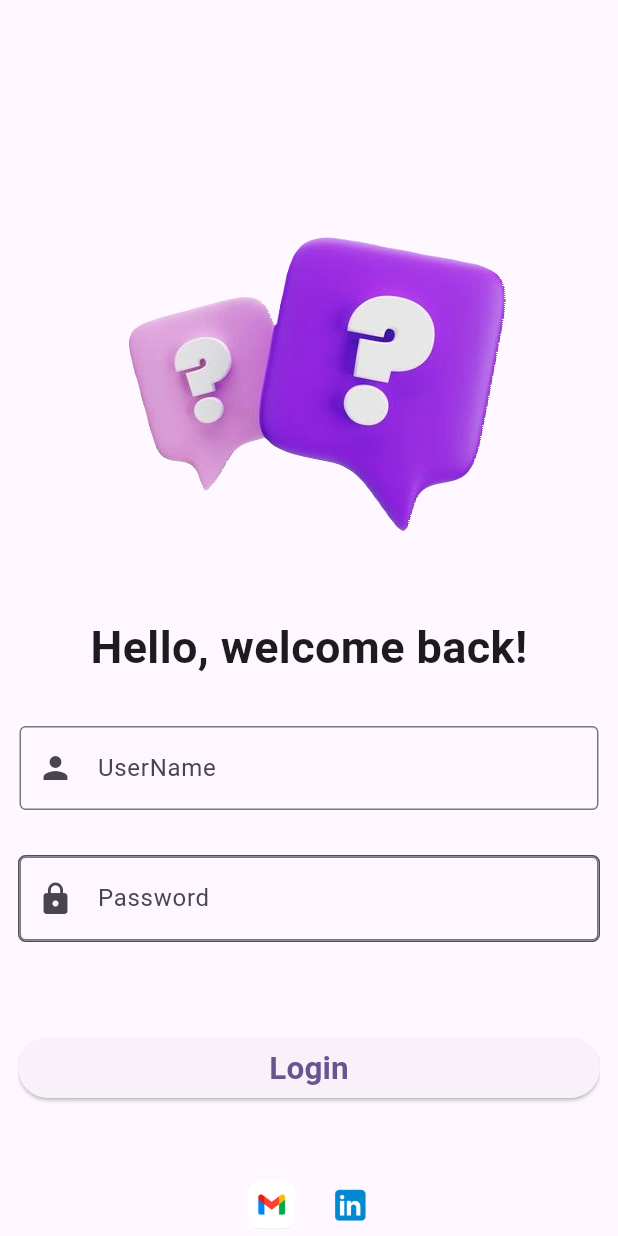
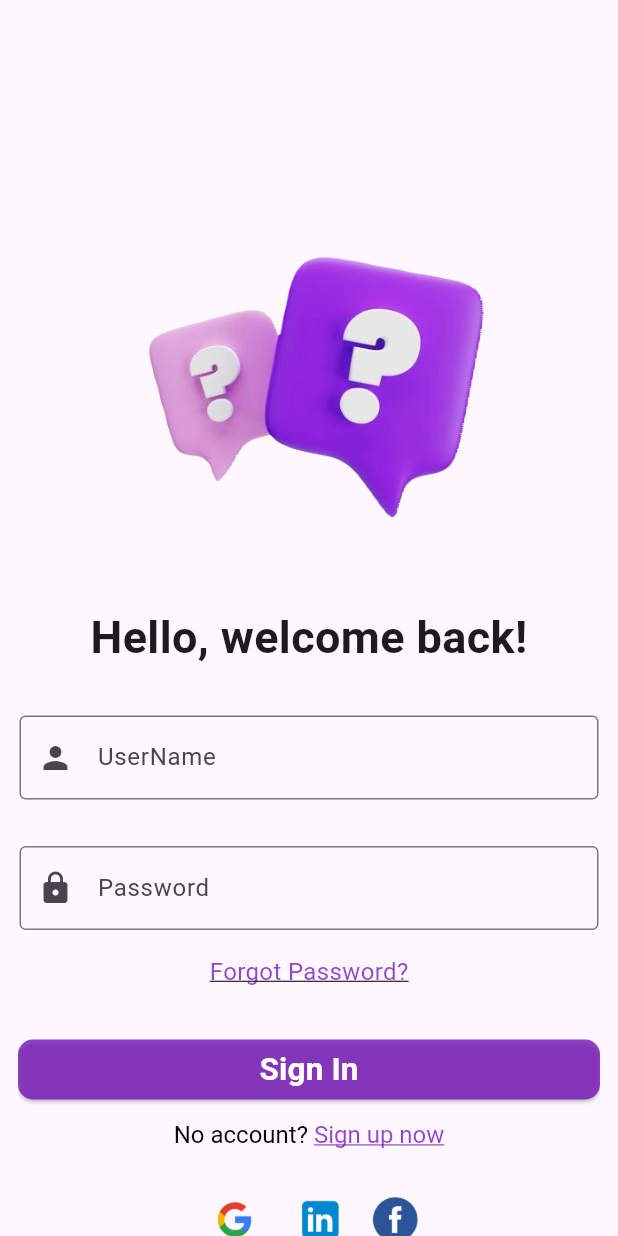
Before and after one commit to Shatha-Alharthi/Quiz_app_by_Flutter, a Flutter app: the LoginScreen screen opened directly, on a phone screen of 412 x 824 dp. Run offline on Flutter 3.47's test engine with Material 3 defaults, Android fonts, the phone set to English and light mode, and no system bars; Roboto replaces fonts that are missing (Joan, RumRaisin).

Commit message:
edit login screen

```diff
--- a/lib/main.dart
+++ b/lib/main.dart
@@ -1,9 +1,5 @@
 import 'package:flutter/material.dart';
-import 'package:flutter_application_1/screens/results.dart';
 import 'package:flutter_application_1/screens/splashscreen.dart';
-import 'package:flutter_application_1/screens/login.dart';
-import 'package:flutter_application_1/screens/catagory_screen.dart';
-import 'package:flutter_application_1/screens/questions.dart';
 
 void main() {
   runApp(const MyApp());
--- a/lib/screens/login.dart
+++ b/lib/screens/login.dart
@@ -1,12 +1,9 @@
-import 'package:flutter/cupertino.dart';
 import 'package:flutter/material.dart';
-import 'package:flutter/widgets.dart';
 import 'package:flutter_application_1/screens/catagory_screen.dart';
 import 'package:flutter_application_1/utils/global_variable.dart';
 
 class LoginScreen extends StatelessWidget {
   LoginScreen({Key? key}) : super(key: key);
-
   final _formKey = GlobalKey<FormState>();
 
   @override
@@ -21,15 +18,15 @@ class LoginScreen extends StatelessWidget {
               crossAxisAlignment: CrossAxisAlignment.center,
               children: [
                 SizedBox(
-                  height: 80,
+                  height: 85,
                 ),
                 Image.asset(
                   "assets/logo.png",
                   height: 300,
-                  width: 300,
+                  width: 266,
                 ),
                 SizedBox(
-                  height: 30,
+                  height: 18,
                 ),
                 Text(
                   "Hello, welcome back!",
@@ -43,7 +40,6 @@ class LoginScreen extends StatelessWidget {
                 SizedBox(
                   height: 30,
                 ),
-
                 Container(
                   decoration: BoxDecoration(
                     border: Border.all(color: Color.fromARGB(255, 255, 255, 255)),
@@ -73,7 +69,7 @@ class LoginScreen extends StatelessWidget {
                 ),
                 Container(
                   decoration: BoxDecoration(
-                    border: Border.all(color: Color.fromARGB(255, 80, 79, 79)),
+                    border: Border.all(color: Color.fromARGB(255, 255, 255, 255)),
                     borderRadius: BorderRadius.circular(5.0),
                   ),
                   child: TextFormField(
@@ -90,12 +86,29 @@ class LoginScreen extends StatelessWidget {
                   ),
                 ),
                 SizedBox(
-                  height: 60,
+                  height: 15,
+                ),
+                Text(
+                  "Forgot Password?",
+                  style: TextStyle(
+                    fontSize: 16.0,
+                    color: Color.fromARGB(200, 118, 20, 184),
+                    decoration: TextDecoration.underline,
+                  ),
+                ),
+                SizedBox(
+                  height: 30,
                 ),
                 Row(
                   children: [
                     Expanded(
                       child: ElevatedButton(
+                        style: ElevatedButton.styleFrom(
+                          shape: RoundedRectangleBorder(
+                            borderRadius: BorderRadius.circular(10.0),
+                          ),
+                          backgroundColor: Color.fromARGB(200, 118, 20, 184), // Change to your desired color
+                        ),
                         onPressed: () {
                           if (_formKey.currentState!.validate()) {
                             Navigator.push(
@@ -107,11 +120,12 @@ class LoginScreen extends StatelessWidget {
                           }
                         },
                         child: Text(
-                          "Login",
+                          "Sign In",
                           style: TextStyle(
                             fontSize: 21.0,
-                            fontFamily: 'RumRaisin',
+                            fontFamily: 'Joan',
                             fontWeight: FontWeight.bold,
+                            color: Color.fromARGB(255, 255, 255, 255),
                           ),
                         ),
                       ),
@@ -119,20 +133,47 @@ class LoginScreen extends StatelessWidget {
                   ],
                 ),
                 SizedBox(
-                  height: 40,
+                  height: 10,
+                ),
+                RichText(
+                  text: TextSpan(
+                    text: "No account? ",
+                    style: TextStyle(
+                      fontSize: 16.0,
+                      color: Colors.black,
+                    ),
+                    children: [
+                      TextSpan(
+                        text: "Sign up now",
+                        style: TextStyle(
+                          fontSize: 16.0,
+                          color: Color.fromARGB(200, 118, 20, 184),
+                          decoration: TextDecoration.underline,
+                        ),
+                      ),
+                    ],
+                  ),
+                ),
+                SizedBox(
+                  height: 17,
                 ),
                 Row(
                   mainAxisAlignment: MainAxisAlignment.center,
                   children: [
                     Image.asset(
-                      "assets/gmail1.png",
+                      "assets/google_logo.png",
                       height: 55,
                       width: 55,
                     ),
                     Image.asset(
                       "assets/linkedin1.png",
-                      height: 50,
-                      width: 50,
+                      height: 60,
+                      width: 60,
+                    ),
+                    Image.asset(
+                      "assets/facebook.png",
+                      height: 40,
+                      width: 40,
                     ),
                   ],
                 ),
--- a/lib/screens/questions.dart
+++ b/lib/screens/questions.dart
@@ -133,7 +133,7 @@ class _QuestionScreenState extends State<QuestionScreen> {
                             ),
                           ),
                         ),
-                        SizedBox(height: 10), // Add space between buttons
+                        SizedBox(height: 10), //  space between buttons
                       ],
                     ),
                 ],
--- a/pubspec.yaml
+++ b/pubspec.yaml
@@ -60,12 +60,17 @@ flutter:
 
   # To add assets to your application, add an assets section, like this:
   assets:
+
     - assets/background.jpg
+    - assets/facebook.png
     - assets/logo.png
+    - assets/google_logo.png
     - assets/congrats1_4x.png
     - assets/congratslogo.png
     - assets/gmail1.png
     - assets/linkedin1.png
+    - assets/background2.jpg
+    - assets/new_background1.jpg
   # An image asset can refer to one or more resolution-specific "variants", see
   # https://flutter.dev/assets-and-images/#resolution-aware
 
```
Also changed, not shown: lib/screens/results.dart (+18 -7 lines), lib/screens/splashscreen.dart (+22 -32 lines), assets/background2.jpg (added), assets/background3.jpg (added), assets/facebook.png (added), assets/google_logo.png (added), assets/new_background.jpg (added), assets/new_background1.jpg (added). Lines whose indentation alone changed are shown as unchanged.
